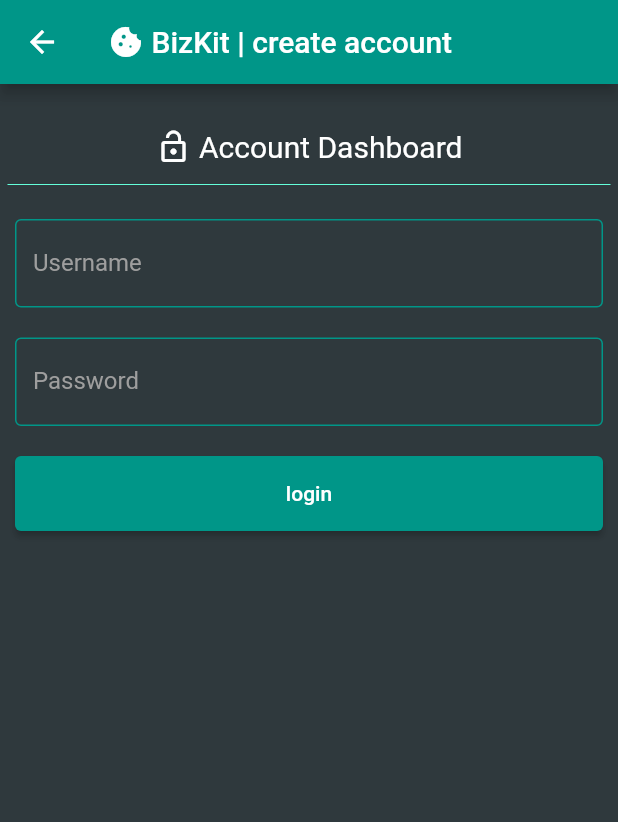
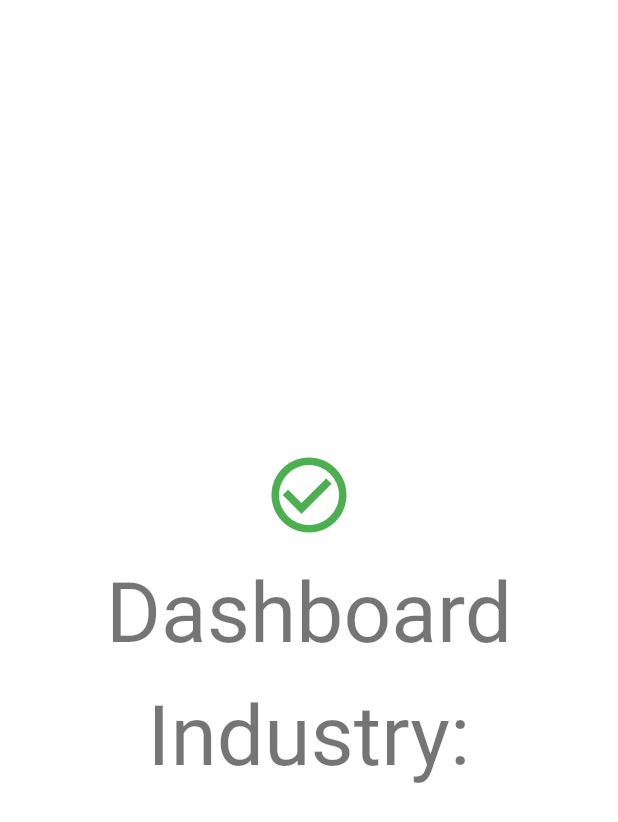
Before and after one commit to kwatafana/bizkit, a Flutter app: the DashboardScreen screen opened by its route, on a phone screen of 412 x 824 dp. Shown: the top 822 px of the screen. Run offline on Flutter 3.47's test engine with Material 2 defaults, Android fonts, the phone set to English and light mode, and no system bars; missing offline and left inert: kong, omatala.

Commit message:
[omatala]: use omatala fetch industry api

```diff
--- a/lib/screens/dashboard.dart
+++ b/lib/screens/dashboard.dart
@@ -1,138 +1,88 @@
 import 'package:flutter/material.dart';
-import 'package:bizkit/wid/scaffold.dart';
 import 'package:kong/kong.dart';
+import 'package:omatala/omatala.dart';
 
-/// Dashboard Screen
+// Dashboard Screen
 class DashboardScreen extends StatefulWidget {
-  const DashboardScreen({Key? key, required this.title, required this.kong})
+  const DashboardScreen(
+      {Key? key,
+      required this.title,
+      required this.kong,
+      required this.omatala})
       : super(key: key);
   final KongAPI kong;
+  final OmatalaAPI omatala;
   final String title;
 
   @override
-  State<DashboardScreen> createState() => _DashboardScreenState(kong: kong);
+  State<DashboardScreen> createState() =>
+      _DashboardScreenState(kong: kong, omatala: omatala);
 }
 
 class _DashboardScreenState extends State<DashboardScreen> {
-  _DashboardScreenState({required this.kong});
+  _DashboardScreenState({required this.kong, required this.omatala});
   final KongAPI kong;
-  @override
-  void initState() {
-    super.initState();
-  }
+  final OmatalaAPI omatala;
 
   @override
   Widget build(BuildContext context) {
-    TextEditingController usernameController = TextEditingController();
-    TextEditingController emailController = TextEditingController();
-    TextEditingController passwordController = TextEditingController();
-    TextEditingController retypedPasswordController = TextEditingController();
-
-    return bizkitScaffold(
-        Row(children: <Widget>[
-          Container(
-            margin: const EdgeInsets.only(right: 5),
-            child: const Icon(Icons.cookie),
+    return DefaultTextStyle(
+      style: Theme.of(context).textTheme.displayMedium!,
+      textAlign: TextAlign.center,
+      child: FutureBuilder<Industry?>(
+        future: omatala
+            .fetchIndustry(), // a previously-obtained Future<String> or null
+        builder: (BuildContext context, AsyncSnapshot<Industry?> snapshot) {
+          List<Widget> children;
+          if (snapshot.hasData) {
+            children = <Widget>[
+              const Icon(
+                Icons.check_circle_outline,
+                color: Colors.green,
+                size: 60,
               ),
-          const Text("BizKit | create account")
-        ]),
-        ListView(children: <Widget>[
-          Container(
-              margin: const EdgeInsets.only(top: 30),
-              child:
-                  Row(mainAxisAlignment: MainAxisAlignment.center, children: [
-                Container(
-                  margin: const EdgeInsets.only(right: 5),
-                  child: const Icon(Icons.lock_open, color: Colors.white),
+              Padding(
+                padding: const EdgeInsets.only(top: 16),
+                child: const Text('Dashboard'),
               ),
-                const Text(
-                  "Account Dashboard",
-                  style: TextStyle(
-                    color: Colors.white,
-                    fontSize: 20,
+              Padding(
+                padding: const EdgeInsets.only(top: 16),
+                child: Text('Industry: ${snapshot.data!.industry}'),
               ),
+            ];
+          } else if (snapshot.hasError) {
+            children = <Widget>[
+              const Icon(
+                Icons.error_outline,
+                color: Colors.red,
+                size: 60,
               ),
-              ])),
-          Container(
-            padding: const EdgeInsets.all(5),
-            child: const Divider(color: Colors.tealAccent),
+              Padding(
+                padding: const EdgeInsets.only(top: 16),
+                child: Text('Error: ${snapshot.error}'),
               ),
-          Container(
-            padding: const EdgeInsets.all(10),
-            child: TextField(
-              controller: usernameController,
-              decoration: const InputDecoration(
-                border: OutlineInputBorder(),
-                labelText: "Username",
-                labelStyle: TextStyle(color: Colors.grey),
-                enabledBorder: OutlineInputBorder(
-                  borderSide: BorderSide(color: Colors.teal),
+            ];
+          } else {
+            children = const <Widget>[
+              SizedBox(
+                width: 60,
+                height: 60,
+                child: CircularProgressIndicator(),
               ),
+              Padding(
+                padding: EdgeInsets.only(top: 16),
+                child: Text('Fetching data...'),
               ),
-              style: const TextStyle(color: Colors.white),
+            ];
+          }
+          return Center(
+            child: Column(
+              mainAxisAlignment: MainAxisAlignment.center,
+              children: children,
             ),
+          );
+        },
       ),
-          Container(
-            padding: const EdgeInsets.all(10),
-            child: TextField(
-              controller: passwordController,
-              decoration: const InputDecoration(
-                border: OutlineInputBorder(),
-                labelText: "Password",
-                labelStyle: TextStyle(color: Colors.grey),
-                enabledBorder: OutlineInputBorder(
-                  borderSide: BorderSide(color: Colors.teal),
-                ),
-              ),
-              obscureText: true,
-              style: const TextStyle(color: Colors.white),
-            ),
-          ),
-          Container(
-              height: 50,
-              padding: const EdgeInsets.fromLTRB(10, 0, 10, 0),
-              margin: const EdgeInsets.only(top: 10.0),
-              child: ElevatedButton(
-                child: const Text("login"),
-                onPressed: () async {
-                  final username = usernameController.text;
-                  final email = emailController.text;
-                  final password = passwordController.text;
-                  final retypedPassword = retypedPasswordController.text;
-
-                  if (username.isNotEmpty &&
-                      email.isNotEmpty &&
-                      password.isNotEmpty) {
-                    if (retypedPassword == password) {
-                      try {
-                        final account_input = AccountCreationInput.validCreate(
-                            username, email, password);
-                        final public_account_data =
-                            await kong.create(account_input);
-
-                        ScaffoldMessenger.of(context).showSnackBar(
-                          SnackBar(
-                              content: Text(
-                                  "Account for ${public_account_data.username} created")),
-                        );
-                      } catch (e) {
-                        ScaffoldMessenger.of(context).showSnackBar(
-                          SnackBar(content: Text(e.toString())),
     );
   }
-                    } else {
-                      ScaffoldMessenger.of(context).showSnackBar(
-                        const SnackBar(content: Text('Password mismatch')),
-                      );
-                      return;
 }
-                  } else
-                    ScaffoldMessenger.of(context).showSnackBar(
-                      const SnackBar(content: Text('Fill in all fields')),
-                    );
-                  return;
-                },
-              )),
-        ]));
-  }
-}
```
Lines whose indentation alone changed are shown as unchanged.
